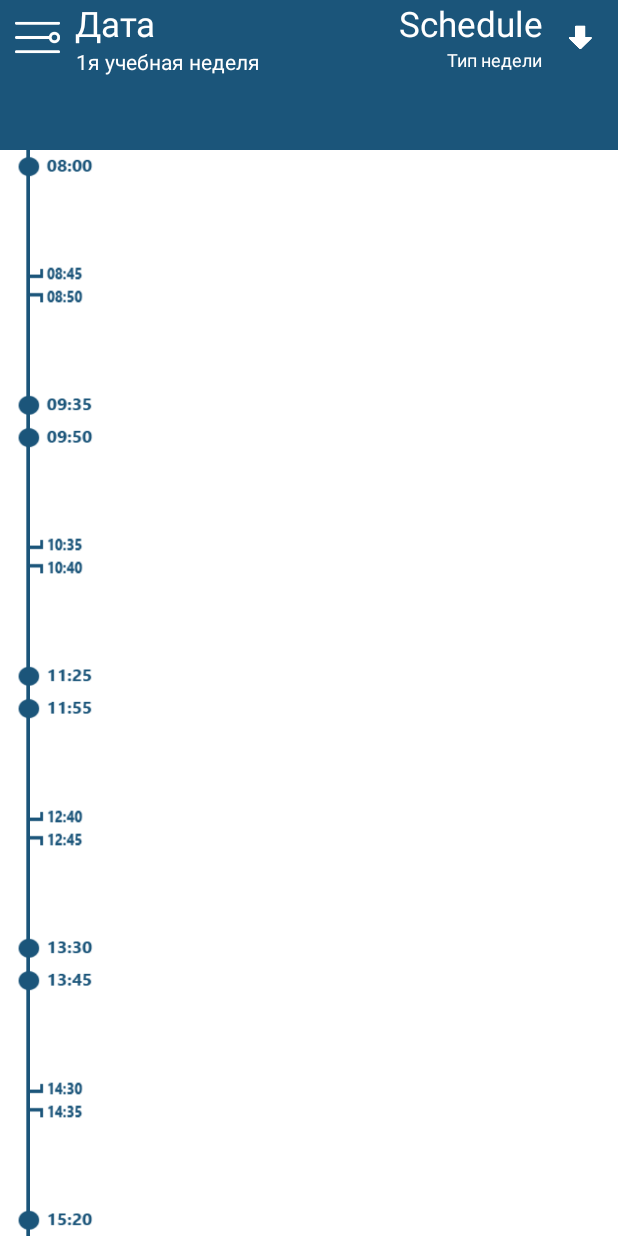
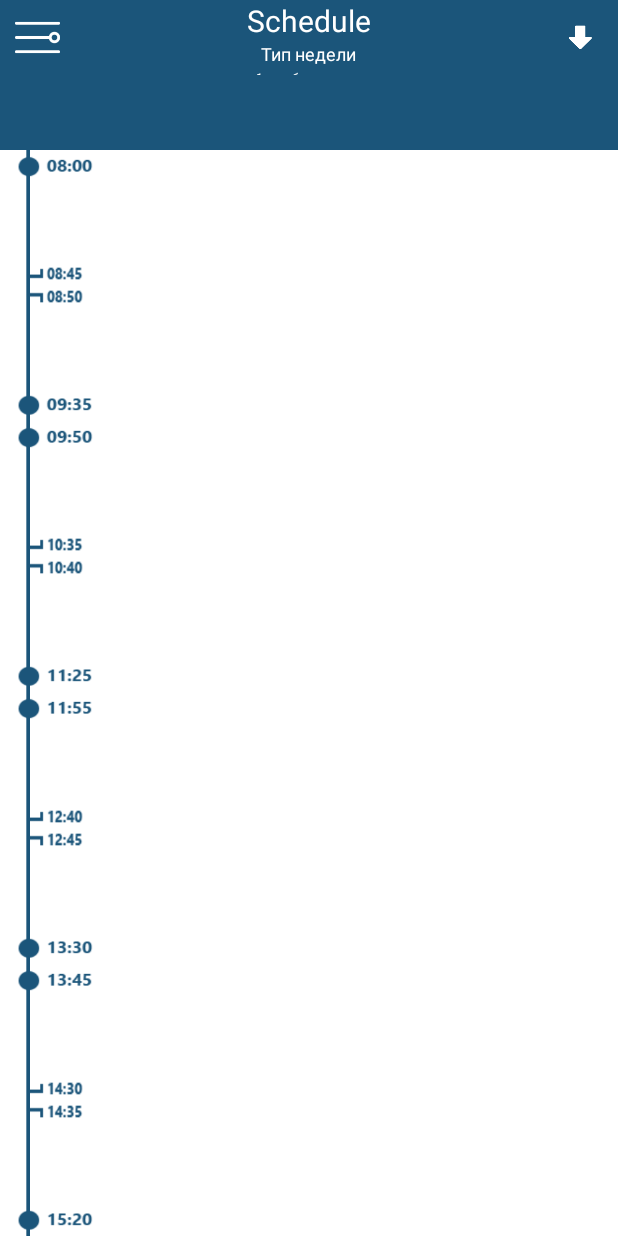
Before and after one commit to iRapoo/xai, an Android app: the layout activity_main.xml on its own in the app's theme, with its tools: preview values and no code run, on a phone screen of 412 x 824 dp. Run offline under Robolectric (Android 15) with nearby library versions, the phone set to English and light mode, and no system bars.

Commit message:
Изменение расположения даты и номера недели

```diff
--- a/app/build.gradle
+++ b/app/build.gradle
@@ -2,14 +2,14 @@ apply plugin: 'com.android.application'
 
 android {
     compileSdkVersion 26
-    buildToolsVersion "26.0.1"
+    buildToolsVersion "26.0.2"
 
     defaultConfig {
         applicationId "org.dualcom.xai"
         minSdkVersion 14
         targetSdkVersion 26
-        versionCode 149
-        versionName "1.1.6.f5"
+        versionCode 150
+        versionName "1.1.6.f6"
         multiDexEnabled true
 
     }
@@ -42,12 +42,13 @@ dependencies {
     compile 'net.opacapp:multiline-collapsingtoolbar:1.3.0'
     compile 'com.github.amlcurran.showcaseview:library:5.4.3'
     compile 'com.mikepenz:fontawesome-typeface:4.7.0.0@aar'
-    compile 'com.android.support:appcompat-v7:26.0.1'
-    compile 'com.android.support:support-v4:26.0.1'
     compile 'com.google.firebase:firebase-ads:9.6.1'
-    compile 'com.android.support:design:26.0.1'
-    compile 'com.android.support:cardview-v7:26.0.1'
-    compile 'com.android.support:recyclerview-v7:26.0.1'
+
+    compile 'com.android.support:appcompat-v7:26.0.2'
+    compile 'com.android.support:support-v4:26.0.2'
+    compile 'com.android.support:design:26.0.2'
+    compile 'com.android.support:cardview-v7:26.0.2'
+    compile 'com.android.support:recyclerview-v7:26.0.2'
 }
 
 
--- a/app/src/main/java/org/dualcom/xai/MainActivity.java
+++ b/app/src/main/java/org/dualcom/xai/MainActivity.java
@@ -225,7 +225,6 @@ public class MainActivity extends AppCompatActivity {
         Button fast_change_group = (Button) findViewById(R.id.fast_change_group);
         TextView main_label = (TextView) findViewById(R.id.main_label);
         TextView main_type = (TextView) findViewById(R.id.main_type);
-        TextView label_date = (TextView) findViewById(R.id.LabelDate);
         TextView label_week = (TextView) findViewById(R.id.LabelWeek);
         final Button GO_SETTING = (Button) findViewById(R.id.GO_SETTING);
         final LinearLayout ABOUT_BTN = (LinearLayout) findViewById(R.id.about_btn);
@@ -708,8 +707,7 @@ public class MainActivity extends AppCompatActivity {
         String[] TMP_WEEK = getResources().getStringArray(R.array.TYPE_WEEK);
         String TYPE_WEEK = (DATE.getWeekType() == 0) ? TMP_WEEK[0] : TMP_WEEK[1];
         main_label.setText(Storage.loadData(context, "NOW_GROUP")); //+" | "+TYPE_WEEK
-        main_type.setText(TYPE_WEEK);
-        label_date.setText(monthes[month] + " " + day_of_month + ", "+DAY_SHORT[DATE.getWeek()]);
+        main_type.setText(monthes[month] + " " + day_of_month + ", " + DAY_SHORT[DATE.getWeek()] + " / " + TYPE_WEEK);
         label_week.setText(DATE.getStudWeek() + getResources().getString(R.string.stud_week));
         //startType.setText(TYPE_WEEK);
 
--- a/app/src/main/res/layout-land/activity_main.xml
+++ b/app/src/main/res/layout-land/activity_main.xml
@@ -54,11 +54,10 @@
             <LinearLayout
                 android:layout_width="wrap_content"
                 android:layout_height="match_parent"
+                android:gravity="center_horizontal|center"
+                android:orientation="vertical"
                 android:layout_alignParentTop="true"
-                android:layout_toLeftOf="@+id/linearLayout3"
-                android:layout_toStartOf="@+id/linearLayout3"
-                android:gravity="right"
-                android:orientation="vertical">
+                android:layout_centerHorizontal="true">
 
                 <TextView
                     android:id="@+id/main_label"
@@ -67,7 +66,7 @@
                     android:maxLength="15"
                     android:text="@string/label_less"
                     android:textColor="#FFF"
-                    android:textSize="23dp" />
+                    android:textSize="20sp" />
 
                 <TextView
                     android:id="@+id/main_type"
@@ -77,35 +76,18 @@
                     android:text="Тип недели"
                     android:textAppearance="?android:attr/textAppearanceSmall"
                     android:textColor="#FFF"
-                    android:textSize="12dp" />
-            </LinearLayout>
-
-            <LinearLayout
-                android:layout_width="wrap_content"
-                android:layout_height="match_parent"
-                android:layout_alignParentTop="true"
-                android:layout_toEndOf="@+id/relativeLayout3"
-                android:layout_toRightOf="@+id/relativeLayout3"
-                android:gravity="left"
-                android:orientation="vertical">
-
-                <TextView
-                    android:id="@+id/LabelDate"
-                    android:layout_width="wrap_content"
-                    android:layout_height="wrap_content"
-                    android:maxLength="15"
-                    android:text="Дата"
-                    android:textColor="#FFF"
-                    android:textSize="23dp" />
+                    android:textSize="12sp" />
 
                 <TextView
                     android:id="@+id/LabelWeek"
-                    android:layout_width="wrap_content"
+                    android:layout_width="match_parent"
                     android:layout_height="wrap_content"
                     android:layout_weight="1"
                     android:gravity="center"
                     android:text="1я учебная неделя"
-                    android:textColor="@color/white" />
+                    android:textColor="@color/white"
+                    android:textSize="8sp" />
+
             </LinearLayout>
 
             <LinearLayout
--- a/app/src/main/res/layout/activity_main.xml
+++ b/app/src/main/res/layout/activity_main.xml
@@ -54,11 +54,10 @@
             <LinearLayout
                 android:layout_width="wrap_content"
                 android:layout_height="match_parent"
+                android:gravity="center_horizontal|center"
+                android:orientation="vertical"
                 android:layout_alignParentTop="true"
-                android:layout_toLeftOf="@+id/linearLayout3"
-                android:layout_toStartOf="@+id/linearLayout3"
-                android:gravity="right"
-                android:orientation="vertical">
+                android:layout_centerHorizontal="true">
 
                 <TextView
                     android:id="@+id/main_label"
@@ -67,7 +66,7 @@
                     android:maxLength="15"
                     android:text="@string/label_less"
                     android:textColor="#FFF"
-                    android:textSize="23dp" />
+                    android:textSize="20sp" />
 
                 <TextView
                     android:id="@+id/main_type"
@@ -77,35 +76,18 @@
                     android:text="Тип недели"
                     android:textAppearance="?android:attr/textAppearanceSmall"
                     android:textColor="#FFF"
-                    android:textSize="12dp" />
-            </LinearLayout>
-
-            <LinearLayout
-                android:layout_width="wrap_content"
-                android:layout_height="match_parent"
-                android:layout_alignParentTop="true"
-                android:layout_toEndOf="@+id/relativeLayout3"
-                android:layout_toRightOf="@+id/relativeLayout3"
-                android:gravity="left"
-                android:orientation="vertical">
-
-                <TextView
-                    android:id="@+id/LabelDate"
-                    android:layout_width="wrap_content"
-                    android:layout_height="wrap_content"
-                    android:maxLength="15"
-                    android:text="Дата"
-                    android:textColor="#FFF"
-                    android:textSize="23dp" />
+                    android:textSize="12sp" />
 
                 <TextView
                     android:id="@+id/LabelWeek"
-                    android:layout_width="wrap_content"
+                    android:layout_width="match_parent"
                     android:layout_height="wrap_content"
                     android:layout_weight="1"
                     android:gravity="center"
                     android:text="1я учебная неделя"
-                    android:textColor="@color/white" />
+                    android:textColor="@color/white"
+                    android:textSize="8sp" />
+
             </LinearLayout>
 
             <LinearLayout
```
Also changed, not shown: 1 other file.
